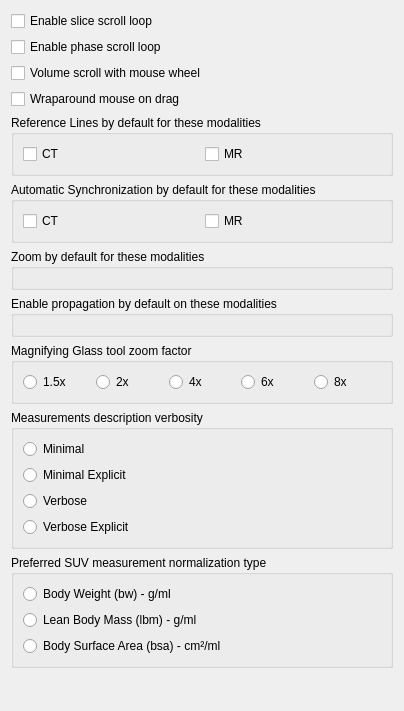
First picture: the form in starviewer/src/core/q2dviewerconfigurationscreenbase.ui, repository starviewer-medical/starviewer, before the edit.
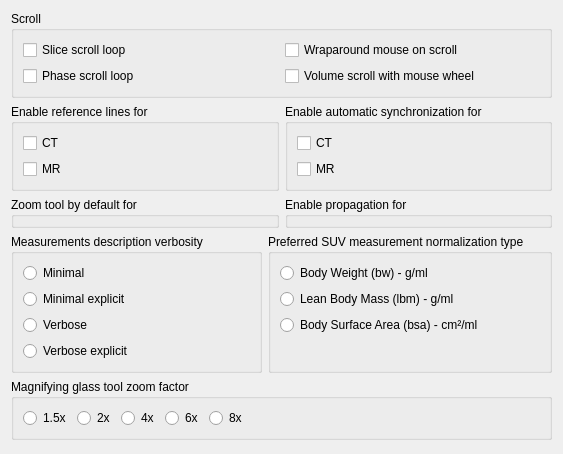
Second picture: the form after the edit. Icons and pictures are not drawn. Custom widgets are drawn as their Qt base class.

Commit message:
ENH: Fine-tune the configuration dialog.
Overall layout are less vertical to better use the available space and
reduce the presence of scrollbars. Also, the tab order has been fixed.

What changed in the file:
```diff
--- a/starviewer/src/core/q2dviewerconfigurationscreenbase.ui
+++ b/starviewer/src/core/q2dviewerconfigurationscreenbase.ui
@@ -6,8 +6,8 @@
    <rect>
     <x>0</x>
     <y>0</y>
-    <width>404</width>
-    <height>711</height>
+    <width>563</width>
+    <height>454</height>
    </rect>
   </property>
   <property name="windowTitle">
@@ -17,42 +17,53 @@
    <iconset resource="../main/main.qrc">
     <normaloff>:/images/icons/preferences-2dviewer.svg</normaloff>:/images/icons/preferences-2dviewer.svg</iconset>
   </property>
-  <layout class="QVBoxLayout" name="verticalLayout">
+  <layout class="QVBoxLayout" name="verticalLayout_5" stretch="0,0,0,0,0,1">
    <item>
+    <widget class="QGroupBox" name="groupBox">
+     <property name="title">
+      <string>Scroll</string>
+     </property>
+     <layout class="QGridLayout" name="gridLayout">
+      <item row="0" column="0">
     <widget class="QCheckBox" name="m_sliceScrollLoopCheckBox">
      <property name="text">
-      <string>Enable slice scroll loop</string>
+         <string>Slice scroll loop</string>
      </property>
     </widget>
    </item>
-   <item>
+      <item row="0" column="1">
+       <widget class="QCheckBox" name="m_mouseWraparoundCheckBox">
+        <property name="text">
+         <string>Wraparound mouse on scroll</string>
+        </property>
+       </widget>
+      </item>
+      <item row="1" column="0">
     <widget class="QCheckBox" name="m_phaseScrollLoopCheckBox">
      <property name="text">
-      <string>Enable phase scroll loop</string>
+         <string>Phase scroll loop</string>
      </property>
     </widget>
    </item>
-   <item>
+      <item row="1" column="1">
     <widget class="QCheckBox" name="m_wheelVolumeScrollCheckBox">
      <property name="text">
       <string>Volume scroll with mouse wheel</string>
      </property>
     </widget>
    </item>
-   <item>
-    <widget class="QCheckBox" name="m_mouseWraparoundCheckBox">
-     <property name="text">
-      <string>Wraparound mouse on drag</string>
-     </property>
+     </layout>
     </widget>
    </item>
    <item>
-    <widget class="QGroupBox" name="groupBox">
-     <property name="title">
-      <string>Reference Lines by default for these modalities</string>
-     </property>
      <layout class="QHBoxLayout" name="horizontalLayout">
       <item>
+      <widget class="QGroupBox" name="groupBox_2">
+       <property name="title">
+        <string>Enable reference lines for</string>
+       </property>
+       <layout class="QVBoxLayout" name="verticalLayout">
+        <item>
        <widget class="QCheckBox" name="m_referenceLinesCTCheckBox">
         <property name="text">
          <string>CT</string>
@@ -70,11 +81,11 @@
     </widget>
    </item>
    <item>
-    <widget class="QGroupBox" name="groupBox_4">
+      <widget class="QGroupBox" name="groupBox_3">
      <property name="title">
-      <string>Automatic Synchronization by default for these modalities</string>
-     </property>
-     <layout class="QHBoxLayout" name="horizontalLayout_2">
+        <string>Enable automatic synchronization for</string>
+       </property>
+       <layout class="QVBoxLayout" name="verticalLayout_2">
       <item>
        <widget class="QCheckBox" name="m_automaticSynchronizationCTCheckBox">
         <property name="text">
@@ -92,68 +103,30 @@
      </layout>
     </widget>
    </item>
+    </layout>
+   </item>
+   <item>
+    <layout class="QHBoxLayout" name="horizontalLayout_2">
    <item>
     <widget class="udg::QModalitiesSelectorGroupBox" name="m_zoomByDefaultModalitiesGroupBox">
      <property name="title">
-      <string>Zoom by default for these modalities</string>
-     </property>
-     <layout class="QHBoxLayout" name="horizontalLayout_4"/>
+        <string>Zoom tool by default for</string>
+       </property>
     </widget>
    </item>
    <item>
     <widget class="udg::QModalitiesSelectorGroupBox" name="m_propagationModalitiesByDefaultGroupBox">
      <property name="title">
-      <string>Enable propagation by default on these modalities</string>
-     </property>
-     <layout class="QHBoxLayout" name="horizontalLayout_3"/>
-    </widget>
-   </item>
-   <item>
-    <widget class="QGroupBox" name="groupBox_3">
-     <property name="title">
-      <string>Magnifying Glass tool zoom factor</string>
-     </property>
-     <layout class="QHBoxLayout" name="horizontalLayout_5">
-      <item>
-       <widget class="QRadioButton" name="m_1point5XZoomFactorRadioButton">
-        <property name="text">
-         <string>1.5x</string>
-        </property>
-       </widget>
-      </item>
-      <item>
-       <widget class="QRadioButton" name="m_2XZoomFactorRadioButton">
-        <property name="text">
-         <string>2x</string>
-        </property>
-       </widget>
-      </item>
-      <item>
-       <widget class="QRadioButton" name="m_4XZoomFactorRadioButton">
-        <property name="text">
-         <string>4x</string>
-        </property>
-       </widget>
-      </item>
-      <item>
-       <widget class="QRadioButton" name="m_6XZoomFactorRadioButton">
-        <property name="text">
-         <string>6x</string>
-        </property>
-       </widget>
-      </item>
-      <item>
-       <widget class="QRadioButton" name="m_8XZoomFactorRadioButton">
-        <property name="text">
-         <string>8x</string>
+        <string>Enable propagation for</string>
         </property>
        </widget>
       </item>
      </layout>
-    </widget>
    </item>
    <item>
-    <widget class="QGroupBox" name="groupBox_2">
+    <layout class="QHBoxLayout" name="horizontalLayout_3">
+     <item>
+      <widget class="QGroupBox" name="groupBox_4">
      <property name="title">
       <string>Measurements description verbosity</string>
      </property>
@@ -168,7 +141,7 @@
       <item>
        <widget class="QRadioButton" name="m_minimalExplicitVerbosityRadioButton">
         <property name="text">
-         <string>Minimal Explicit</string>
+           <string>Minimal explicit</string>
         </property>
        </widget>
       </item>
@@ -182,7 +155,7 @@
       <item>
        <widget class="QRadioButton" name="m_verboseExplicitVerbosityRadioButton">
         <property name="text">
-         <string>Verbose Explicit</string>
+           <string>Verbose explicit</string>
         </property>
        </widget>
       </item>
@@ -194,31 +167,28 @@
      <property name="title">
       <string>Preferred SUV measurement normalization type</string>
      </property>
-     <layout class="QGridLayout" name="gridLayout">
-      <item row="0" column="0">
+       <layout class="QVBoxLayout" name="verticalLayout_4">
+        <item>
        <widget class="QRadioButton" name="m_bodyWeightRadioButton">
         <property name="text">
          <string>Body Weight (bw) - g/ml</string>
         </property>
        </widget>
       </item>
-      <item row="1" column="0">
+        <item>
        <widget class="QRadioButton" name="m_leanBodyMassRadioButton">
         <property name="text">
          <string>Lean Body Mass (lbm) - g/ml</string>
         </property>
        </widget>
       </item>
-      <item row="2" column="0">
+        <item>
        <widget class="QRadioButton" name="m_bodySurfaceAreaRadioButton">
         <property name="text">
          <string>Body Surface Area (bsa) - cm²/ml</string>
         </property>
        </widget>
       </item>
-     </layout>
-    </widget>
-   </item>
    <item>
     <spacer name="verticalSpacer">
      <property name="orientation">
@@ -227,6 +197,81 @@
      <property name="sizeHint" stdset="0">
       <size>
        <width>20</width>
+            <height>20</height>
+           </size>
+          </property>
+         </spacer>
+        </item>
+       </layout>
+      </widget>
+     </item>
+    </layout>
+   </item>
+   <item>
+    <widget class="QGroupBox" name="groupBox_6">
+     <property name="title">
+      <string>Magnifying glass tool zoom factor</string>
+     </property>
+     <layout class="QHBoxLayout" name="horizontalLayout_5">
+      <item>
+       <widget class="QRadioButton" name="m_1point5XZoomFactorRadioButton">
+        <property name="text">
+         <string>1.5x</string>
+        </property>
+       </widget>
+      </item>
+      <item>
+       <widget class="QRadioButton" name="m_2XZoomFactorRadioButton">
+        <property name="text">
+         <string>2x</string>
+        </property>
+       </widget>
+      </item>
+      <item>
+       <widget class="QRadioButton" name="m_4XZoomFactorRadioButton">
+        <property name="text">
+         <string>4x</string>
+        </property>
+       </widget>
+      </item>
+      <item>
+       <widget class="QRadioButton" name="m_6XZoomFactorRadioButton">
+        <property name="text">
+         <string>6x</string>
+        </property>
+       </widget>
+      </item>
+      <item>
+       <widget class="QRadioButton" name="m_8XZoomFactorRadioButton">
+        <property name="text">
+         <string>8x</string>
+        </property>
+       </widget>
+      </item>
+      <item>
+       <spacer name="horizontalSpacer">
+        <property name="orientation">
+         <enum>Qt::Horizontal</enum>
+        </property>
+        <property name="sizeHint" stdset="0">
+         <size>
+          <width>40</width>
+          <height>20</height>
+         </size>
+        </property>
+       </spacer>
+      </item>
+     </layout>
+    </widget>
+   </item>
+   <item>
+    <spacer name="verticalSpacer_2">
+     <property name="orientation">
+      <enum>Qt::Vertical</enum>
+     </property>
+     <property name="sizeHint" stdset="0">
+      <size>
+       <width>20</width>
        <height>40</height>
       </size>
      </property>
```
Left out of the diff: 6 changed lines with no effect on the pictures. Lines whose indentation alone changed are shown as unchanged. The commit also changes 5 other files.
